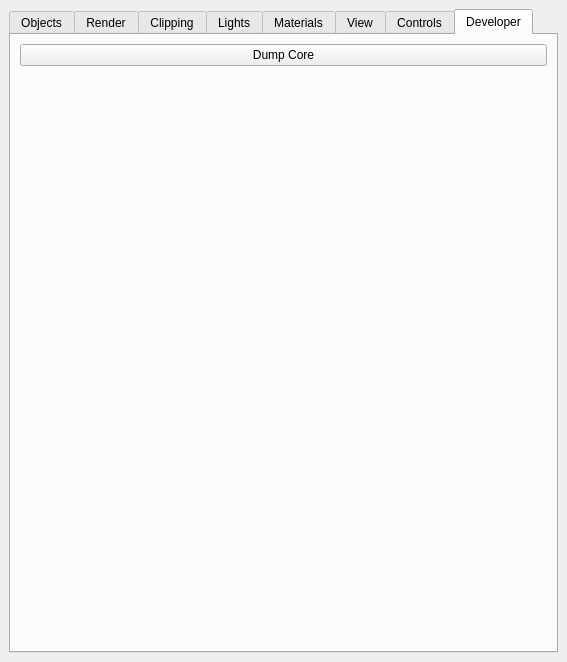
Before: the Qt Designer form src/Interface/Modules/Render/ViewSceneControls.ui in SCIInstitute/SCIRun, drawn with Qt 5.
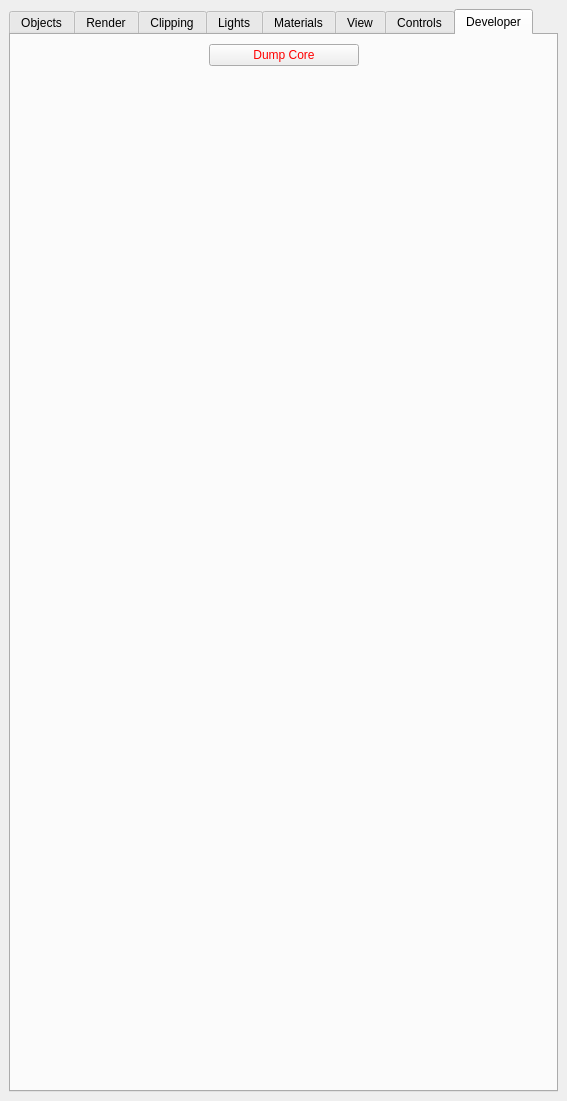
After: the same form once the commit is applied.

Diff of the .ui file:
```diff
--- a/src/Interface/Modules/Render/ViewSceneControls.ui
+++ b/src/Interface/Modules/Render/ViewSceneControls.ui
@@ -7,13 +7,13 @@
     <x>0</x>
     <y>0</y>
     <width>567</width>
-    <height>662</height>
+    <height>1101</height>
    </rect>
   </property>
   <property name="minimumSize">
    <size>
     <width>496</width>
-    <height>662</height>
+    <height>1101</height>
    </size>
   </property>
   <property name="windowTitle">
@@ -27,7 +27,7 @@
     </size>
    </property>
    <layout class="QGridLayout" name="gridLayout">
-    <item row="1" column="0">
+    <item row="0" column="0">
      <widget class="QTabWidget" name="tabWidget">
       <property name="enabled">
        <bool>true</bool>
@@ -2341,7 +2341,7 @@
         <string>Developer</string>
        </attribute>
        <layout class="QGridLayout" name="gridLayout_8">
-        <item row="0" column="0">
+        <item row="0" column="1">
          <widget class="QPushButton" name="toStringButton_">
           <property name="sizePolicy">
            <sizepolicy hsizetype="Preferred" vsizetype="Preferred">
@@ -2349,12 +2349,47 @@
             <verstretch>0</verstretch>
            </sizepolicy>
           </property>
+          <property name="minimumSize">
+           <size>
+            <width>150</width>
+            <height>0</height>
+           </size>
+          </property>
+          <property name="styleSheet">
+           <string notr="true">QPushButton{color:red}QPushButton::pressed{background:red}</string>
+          </property>
           <property name="text">
            <string>Dump Core</string>
           </property>
          </widget>
         </item>
-        <item row="1" column="0">
+        <item row="0" column="0">
+         <spacer name="horizontalSpacer_17">
+          <property name="orientation">
+           <enum>Qt::Horizontal</enum>
+          </property>
+          <property name="sizeHint" stdset="0">
+           <size>
+            <width>40</width>
+            <height>20</height>
+           </size>
+          </property>
+         </spacer>
+        </item>
+        <item row="0" column="2">
+         <spacer name="horizontalSpacer_18">
+          <property name="orientation">
+           <enum>Qt::Horizontal</enum>
+          </property>
+          <property name="sizeHint" stdset="0">
+           <size>
+            <width>40</width>
+            <height>20</height>
+           </size>
+          </property>
+         </spacer>
+        </item>
+        <item row="1" column="1">
          <spacer name="verticalSpacer_2">
           <property name="orientation">
            <enum>Qt::Vertical</enum>
```
Left out of the diff: 2 changed lines with no effect on the pictures.
